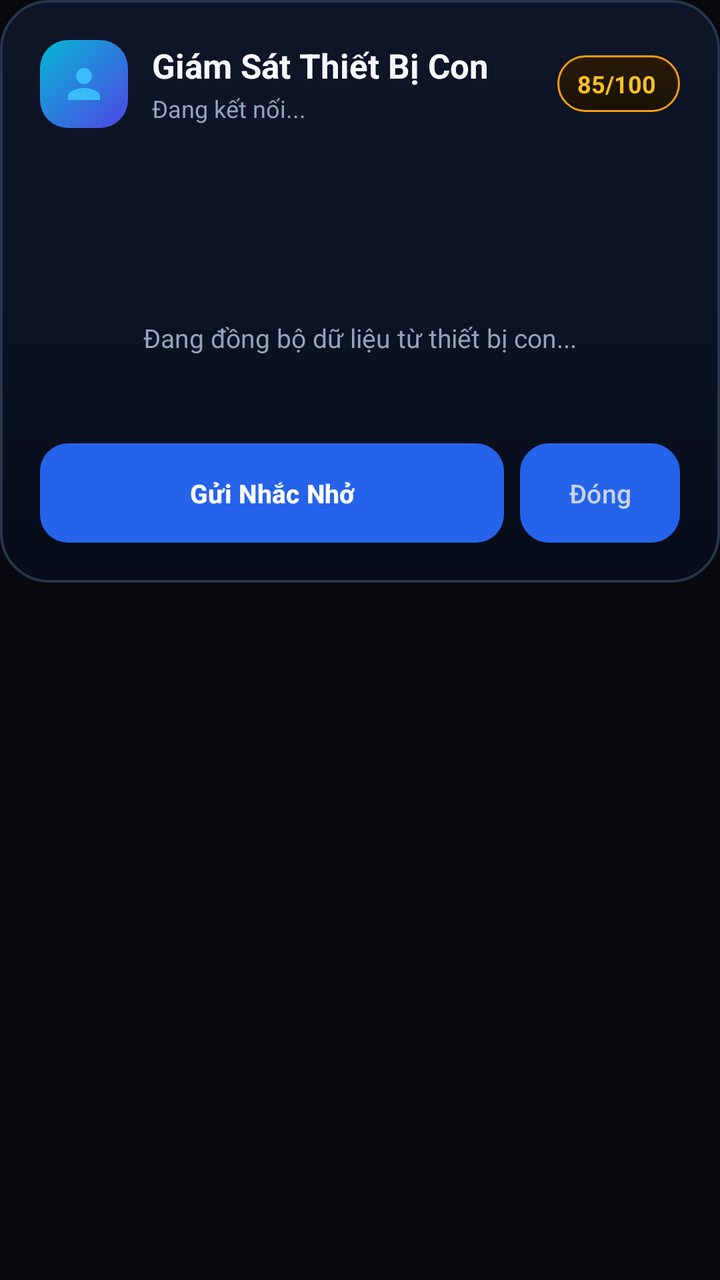
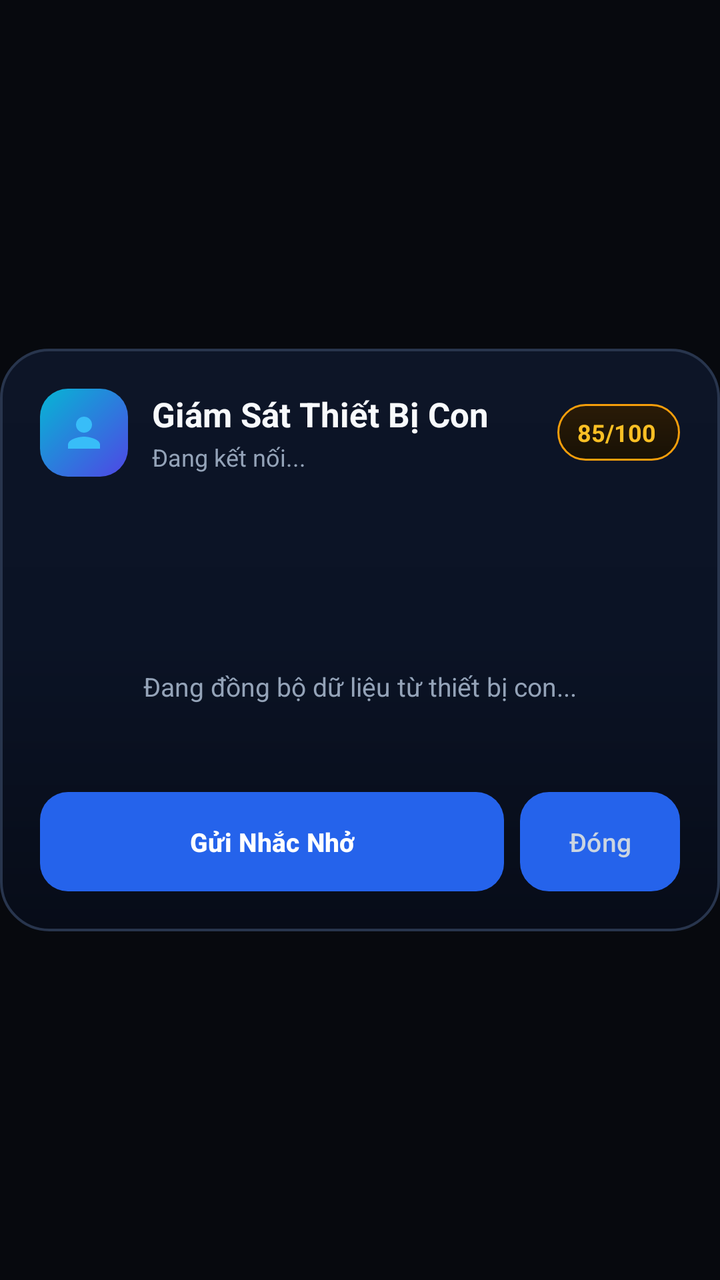

Compare the two renders of this Android layout. The source of the first and the diff that turns it into the second are given below.
<!-- AndroidManifest.xml: application theme Theme.Material3.DayNight.NoActionBar -->
<!-- res/layout/dialog_child_companion.xml -->
<?xml version="1.0" encoding="utf-8"?>
<FrameLayout xmlns:android="http://schemas.android.com/apk/res/android"
    android:id="@+id/layoutDialogAdaptiveWrapper"
    android:layout_width="match_parent"
    android:layout_height="wrap_content"
    android:background="@android:color/transparent">

    
    <LinearLayout
        android:id="@+id/layoutDialogMainCard"
        android:layout_width="match_parent"
        android:layout_height="wrap_content"
        android:layout_gravity="center_horizontal"
        android:orientation="vertical"
        android:background="@drawable/bg_dialog_modern"
        android:padding="20dp">

    
    <LinearLayout
        android:layout_width="match_parent"
        android:layout_height="wrap_content"
        android:orientation="horizontal"
        android:gravity="center_vertical"
        android:layout_marginBottom="16dp">

        
        <FrameLayout
            android:layout_width="44dp"
            android:layout_height="44dp"
            android:background="@drawable/bg_avatar_squircle"
            android:layout_marginEnd="12dp">

            <ImageView
                android:id="@+id/ivDialogChildAvatar"
                android:layout_width="24dp"
                android:layout_height="24dp"
                android:layout_gravity="center"
                android:src="@drawable/ic_person_24"
                android:contentDescription="Avatar" />

            <TextView
                android:id="@+id/tvDialogChildAvatar"
                android:layout_width="wrap_content"
                android:layout_height="wrap_content"
                android:layout_gravity="center"
                android:textSize="20sp"
                android:visibility="gone" />
        </FrameLayout>

        
        <LinearLayout
            android:layout_width="0dp"
            android:layout_height="wrap_content"
            android:layout_weight="1"
            android:orientation="vertical">

            <TextView
                android:id="@+id/tvDialogChildTitle"
                android:layout_width="wrap_content"
                android:layout_height="wrap_content"
                android:text="Giám Sát Thiết Bị Con"
                android:textColor="#F8FAFC"
                android:textSize="17sp"
                android:textStyle="bold"
                android:singleLine="true"
                android:ellipsize="end" />

            <TextView
                android:id="@+id/tvDialogChildSubtitle"
                android:layout_width="wrap_content"
                android:layout_height="wrap_content"
                android:text="Đang kết nối..."
                android:textColor="#94A3B8"
                android:textSize="12sp"
                android:maxLines="2"
                android:ellipsize="end"
                android:layout_marginTop="2dp" />
        </LinearLayout>

        
        <LinearLayout
            android:id="@+id/layoutDialogBalanceContainer"
            android:layout_width="wrap_content"
            android:layout_height="wrap_content"
            android:background="@drawable/bg_score_pill"
            android:orientation="horizontal"
            android:gravity="center_vertical"
            android:layout_marginStart="8dp"
            android:paddingLeft="10dp"
            android:paddingRight="12dp"
            android:paddingTop="6dp"
            android:paddingBottom="6dp">

            <TextView
                android:id="@+id/tvDialogBalanceScore"
                android:layout_width="wrap_content"
                android:layout_height="wrap_content"
                android:text="85/100"
                android:textColor="#FBBF24"
                android:textSize="12sp"
                android:textStyle="bold"
                android:singleLine="true" />
        </LinearLayout>
    </LinearLayout>

    
    <androidx.core.widget.NestedScrollView
        android:id="@+id/layoutDialogScrollView"
        android:layout_width="match_parent"
        android:layout_height="wrap_content"
        android:layout_gravity="center_horizontal"
        android:fillViewport="true"
        android:scrollbars="none"
        android:layout_marginBottom="12dp">

        <LinearLayout
            android:layout_width="match_parent"
            android:layout_height="wrap_content"
            android:orientation="vertical">

            
            <LinearLayout
                android:id="@+id/layoutDialogLoading"
                android:layout_width="match_parent"
                android:layout_height="wrap_content"
                android:orientation="vertical"
                android:gravity="center"
                android:paddingTop="32dp"
                android:paddingBottom="32dp"
                android:visibility="visible">

                <ProgressBar
                    android:layout_width="36dp"
                    android:layout_height="36dp"
                    android:indeterminate="true"
                    android:layout_marginBottom="12dp" />

                <TextView
                    android:layout_width="wrap_content"
                    android:layout_height="wrap_content"
                    android:text="Đang đồng bộ dữ liệu từ thiết bị con..."
                    android:textColor="#94A3B8"
                    android:textSize="13sp" />
            </LinearLayout>

            
            <LinearLayout
                android:id="@+id/layoutDialogError"
                android:layout_width="match_parent"
                android:layout_height="wrap_content"
                android:orientation="vertical"
                android:gravity="center"
                android:paddingTop="24dp"
                android:paddingBottom="24dp"
                android:visibility="gone">

                <ImageView
                    android:layout_width="40dp"
                    android:layout_height="40dp"
                    android:src="@drawable/ic_error_outline_24"
                    android:layout_marginBottom="8dp"
                    android:contentDescription="Lỗi" />

                <TextView
                    android:id="@+id/tvDialogErrorMessage"
                    android:layout_width="wrap_content"
                    android:layout_height="wrap_content"
                    android:text="Không thể tải thông tin từ thiết bị con"
                    android:textColor="#F87171"
                    android:textSize="13sp"
                    android:textStyle="bold"
                    android:gravity="center"
                    android:layout_marginBottom="12dp" />

                <Button
                    android:id="@+id/btnRetryCompanion"
                    android:layout_width="wrap_content"
                    android:layout_height="wrap_content"
                    android:minHeight="48dp"
                    android:background="@drawable/bg_btn_primary_modern"
                    android:text="Thử Lại"
                    android:textColor="#FFFFFF"
                    android:textSize="12sp"
                    android:textStyle="bold"
                    android:paddingLeft="20dp"
                    android:paddingRight="20dp"
                    android:paddingTop="10dp"
                    android:paddingBottom="10dp" />
            </LinearLayout>

            
            <LinearLayout
                android:id="@+id/layoutDialogEmptyState"
                android:layout_width="match_parent"
                android:layout_height="wrap_content"
                android:orientation="vertical"
                android:gravity="center"
                android:background="@drawable/bg_device_card"
                android:paddingTop="32dp"
                android:paddingBottom="32dp"
                android:paddingLeft="16dp"
                android:paddingRight="16dp"
                android:visibility="gone">

                <ImageView
                    android:id="@+id/ivDialogEmptyIcon"
                    android:layout_width="40dp"
                    android:layout_height="40dp"
                    android:src="@drawable/ic_inbox_24"
                    android:layout_marginBottom="12dp"
                    android:contentDescription="Trống" />

                <TextView
                    android:id="@+id/tvDialogEmptyTitle"
                    android:layout_width="wrap_content"
                    android:layout_height="wrap_content"
                    android:text="Chưa có thiết bị con"
                    android:textColor="#F8FAFC"
                    android:textSize="14sp"
                    android:textStyle="bold"
                    android:gravity="center"
                    android:layout_marginBottom="6dp" />

                <TextView
                    android:id="@+id/tvDialogEmptyDesc"
                    android:layout_width="wrap_content"
                    android:layout_height="wrap_content"
                    android:text="Không tìm thấy thiết bị con trong gia đình. Vui lòng kết nối thiết bị của con."
                    android:textColor="#94A3B8"
                    android:textSize="12sp"
                    android:gravity="center" />
            </LinearLayout>

            
            <LinearLayout
                android:id="@+id/layoutDialogContent"
                android:layout_width="match_parent"
                android:layout_height="wrap_content"
                android:orientation="vertical"
                android:visibility="gone">

        
        <LinearLayout
            android:id="@+id/layoutDialogActiveAppBanner"
            android:layout_width="match_parent"
            android:layout_height="wrap_content"
            android:background="@drawable/bg_device_card"
            android:orientation="horizontal"
            android:gravity="center_vertical"
            android:padding="12dp"
            android:layout_marginBottom="14dp">

            <FrameLayout
                android:layout_width="38dp"
                android:layout_height="38dp"
                android:background="@drawable/bg_glass_card"
                android:layout_marginEnd="10dp">

                <ImageView
                    android:id="@+id/ivActiveAppIcon"
                    android:layout_width="20dp"
                    android:layout_height="20dp"
                    android:layout_gravity="center"
                    android:src="@drawable/ic_apps_24"
                    android:contentDescription="App Icon" />

                <TextView
                    android:id="@+id/tvActiveAppIcon"
                    android:layout_width="wrap_content"
                    android:layout_height="wrap_content"
                    android:layout_gravity="center"
                    android:textSize="16sp"
                    android:visibility="gone" />
            </FrameLayout>

            <LinearLayout
                android:layout_width="0dp"
                android:layout_height="wrap_content"
                android:layout_weight="1"
                android:orientation="vertical">

                <TextView
                    android:id="@+id/tvActiveAppTitle"
                    android:layout_width="wrap_content"
                    android:layout_height="wrap_content"
                    android:text="TRẠNG THÁI THIẾT BỊ CON:"
                    android:textColor="#94A3B8"
                    android:textSize="10sp"
                    android:textStyle="bold"
                    android:letterSpacing="0.04" />

                <TextView
                    android:id="@+id/tvActiveAppName"
                    android:layout_width="wrap_content"
                    android:layout_height="wrap_content"
                    android:text="Đang kiểm tra ứng dụng..."
                    android:textColor="#CBD5E1"
                    android:textSize="13sp"
                    android:textStyle="bold"
                    android:layout_marginTop="2dp"
                    android:singleLine="true"
                    android:ellipsize="end" />
            </LinearLayout>

            <TextView
                android:id="@+id/tvActiveAppLiveBadge"
                android:layout_width="wrap_content"
                android:layout_height="wrap_content"
                android:background="#334155"
                android:textColor="#94A3B8"
                android:textSize="10sp"
                android:textStyle="bold"
                android:paddingLeft="8dp"
                android:paddingRight="8dp"
                android:paddingTop="3dp"
                android:paddingBottom="3dp"
                android:text="CHỜ ĐỒNG BỘ" />
        </LinearLayout>

        
        <LinearLayout
            android:id="@+id/layoutDialogActiveWebBanner"
            android:layout_width="match_parent"
            android:layout_height="wrap_content"
            android:background="@drawable/bg_device_card"
            android:orientation="horizontal"
            android:gravity="center_vertical"
            android:padding="12dp"
            android:layout_marginBottom="14dp"
            android:visibility="gone">

            <FrameLayout
                android:layout_width="38dp"
                android:layout_height="38dp"
                android:background="@drawable/bg_glass_card"
                android:layout_marginEnd="10dp">

                <ImageView
                    android:id="@+id/ivActiveWebIcon"
                    android:layout_width="20dp"
                    android:layout_height="20dp"
                    android:layout_gravity="center"
                    android:src="@drawable/ic_language_24"
                    android:contentDescription="Web Icon" />

                <TextView
                    android:id="@+id/tvActiveWebIcon"
                    android:layout_width="wrap_content"
                    android:layout_height="wrap_content"
                    android:layout_gravity="center"
                    android:textSize="16sp"
                    android:visibility="gone" />
            </FrameLayout>

            <LinearLayout
                android:layout_width="0dp"
                android:layout_height="wrap_content"
                android:layout_weight="1"
                android:orientation="vertical">

                <TextView
                    android:id="@+id/tvActiveWebHeader"
                    android:layout_width="wrap_content"
                    android:layout_height="wrap_content"
                    android:text="TRANG WEB ĐANG TRUY CẬP (THỜI GIAN THỰC):"
                    android:textColor="#38BDF8"
                    android:textSize="10sp"
                    android:textStyle="bold"
                    android:letterSpacing="0.04" />

                <TextView
                    android:id="@+id/tvActiveWebDomain"
                    android:layout_width="wrap_content"
                    android:layout_height="wrap_content"
                    android:text="Đang kết nối web..."
                    android:textColor="#F8FAFC"
                    android:textSize="13sp"
                    android:textStyle="bold"
                    android:layout_marginTop="2dp"
                    android:singleLine="true"
                    android:ellipsize="end" />

                <TextView
                    android:id="@+id/tvActiveWebUrl"
                    android:layout_width="wrap_content"
                    android:layout_height="wrap_content"
                    android:text="Trình duyệt Web"
                    android:textColor="#94A3B8"
                    android:textSize="11sp"
                    android:layout_marginTop="1dp"
                    android:singleLine="true"
                    android:ellipsize="end" />
            </LinearLayout>

            <TextView
                android:id="@+id/tvActiveWebStatusBadge"
                android:layout_width="wrap_content"
                android:layout_height="wrap_content"
                android:background="#15803D"
                android:textColor="#86EFAC"
                android:textSize="10sp"
                android:textStyle="bold"
                android:paddingLeft="8dp"
                android:paddingRight="8dp"
                android:paddingTop="3dp"
                android:paddingBottom="3dp"
                android:text="ĐANG DUYỆT" />
        </LinearLayout>

        
        <LinearLayout
            android:layout_width="match_parent"
            android:layout_height="wrap_content"
            android:minHeight="48dp"
            android:background="@drawable/bg_tab_container"
            android:orientation="horizontal"
            android:padding="3dp"
            android:layout_marginBottom="12dp">

            <TextView
                android:id="@+id/tabDialogSocial"
                android:layout_width="0dp"
                android:layout_height="wrap_content"
                android:minHeight="40dp"
                android:layout_weight="1"
                android:background="@drawable/bg_tab_active"
                android:gravity="center"
                android:paddingTop="8dp"
                android:paddingBottom="8dp"
                android:paddingLeft="4dp"
                android:paddingRight="4dp"
                android:maxLines="1"
                android:ellipsize="end"
                android:text="Mạng XH"
                android:textColor="#FFFFFF"
                android:textSize="11sp"
                android:textStyle="bold"
                android:clickable="true"
                android:focusable="true" />

            <TextView
                android:id="@+id/tabDialogStudy"
                android:layout_width="0dp"
                android:layout_height="wrap_content"
                android:minHeight="40dp"
                android:layout_weight="1"
                android:background="@drawable/bg_tab_inactive"
                android:gravity="center"
                android:paddingTop="8dp"
                android:paddingBottom="8dp"
                android:paddingLeft="4dp"
                android:paddingRight="4dp"
                android:maxLines="1"
                android:ellipsize="end"
                android:text="Học Tập"
                android:textColor="#94A3B8"
                android:textSize="11sp"
                android:clickable="true"
                android:focusable="true" />

            <TextView
                android:id="@+id/tabDialogGame"
                android:layout_width="0dp"
                android:layout_height="wrap_content"
                android:minHeight="40dp"
                android:layout_weight="1"
                android:background="@drawable/bg_tab_inactive"
                android:gravity="center"
                android:paddingTop="8dp"
                android:paddingBottom="8dp"
                android:paddingLeft="4dp"
                android:paddingRight="4dp"
                android:maxLines="1"
                android:ellipsize="end"
                android:text="Trò Chơi"
                android:textColor="#94A3B8"
                android:textSize="11sp"
                android:clickable="true"
                android:focusable="true" />

            <TextView
                android:id="@+id/tabDialogAll"
                android:layout_width="0dp"
                android:layout_height="wrap_content"
                android:minHeight="40dp"
                android:layout_weight="1"
                android:background="@drawable/bg_tab_inactive"
                android:gravity="center"
                android:paddingTop="8dp"
                android:paddingBottom="8dp"
                android:paddingLeft="4dp"
                android:paddingRight="4dp"
                android:maxLines="1"
                android:ellipsize="end"
                android:text="Tất Cả"
                android:textColor="#94A3B8"
                android:textSize="11sp"
                android:clickable="true"
                android:focusable="true" />
        </LinearLayout>

        
        <LinearLayout
            android:layout_width="match_parent"
            android:layout_height="wrap_content"
            android:orientation="vertical"
            android:layout_marginBottom="16dp">

            <LinearLayout
                android:layout_width="match_parent"
                android:layout_height="wrap_content"
                android:orientation="vertical">

                <LinearLayout
                    android:id="@+id/layoutDialogAppListContainer"
                    android:layout_width="match_parent"
                    android:layout_height="wrap_content"
                    android:orientation="vertical" />

                
                <LinearLayout
                    android:id="@+id/layoutTabEmptyState"
                    android:layout_width="match_parent"
                    android:layout_height="wrap_content"
                    android:orientation="vertical"
                    android:gravity="center"
                    android:background="@drawable/bg_device_card"
                    android:paddingTop="24dp"
                    android:paddingBottom="24dp"
                    android:paddingLeft="16dp"
                    android:paddingRight="16dp"
                    android:visibility="gone">

                    <ImageView
                        android:id="@+id/ivTabEmptyIcon"
                        android:layout_width="36dp"
                        android:layout_height="36dp"
                        android:src="@drawable/ic_inbox_24"
                        android:layout_marginBottom="8dp"
                        android:contentDescription="Trống" />

                    <TextView
                        android:id="@+id/tvTabEmptyTitle"
                        android:layout_width="wrap_content"
                        android:layout_height="wrap_content"
                        android:text="Chưa có hoạt động trong nhóm này"
                        android:textColor="#F8FAFC"
                        android:textSize="13sp"
                        android:textStyle="bold"
                        android:gravity="center"
                        android:layout_marginBottom="4dp" />

                    <TextView
                        android:id="@+id/tvTabEmptyDesc"
                        android:layout_width="wrap_content"
                        android:layout_height="wrap_content"
                        android:text="Thiết bị con chưa mở ứng dụng thuộc danh mục này hôm nay."
                        android:textColor="#94A3B8"
                        android:textSize="11sp"
                        android:gravity="center"
                        android:layout_marginBottom="12dp" />

                    <TextView
                        android:id="@+id/btnDialogViewAllApps"
                        android:layout_width="wrap_content"
                        android:layout_height="wrap_content"
                        android:background="@drawable/bg_tab_container"
                        android:paddingLeft="14dp"
                        android:paddingRight="14dp"
                        android:paddingTop="6dp"
                        android:paddingBottom="6dp"
                        android:text="Xem tất cả"
                        android:textColor="#38BDF8"
                        android:textSize="11sp"
                        android:textStyle="bold"
                        android:singleLine="true"
                        android:ellipsize="end"
                        android:clickable="true"
                        android:focusable="true" />
                </LinearLayout>
            </LinearLayout>
        </LinearLayout>
    </LinearLayout>
    </LinearLayout>
    </androidx.core.widget.NestedScrollView>

    
    <LinearLayout
        android:layout_width="match_parent"
        android:layout_height="wrap_content"
        android:orientation="horizontal"
        android:gravity="center_vertical">

        <Button
            android:id="@+id/btnDialogSendMessage"
            android:layout_width="0dp"
            android:layout_height="wrap_content"
            android:minHeight="48dp"
            android:layout_weight="1"
            android:background="@drawable/bg_btn_primary_modern"
            android:text="Gửi Nhắc Nhở"
            android:textColor="#FFFFFF"
            android:textSize="13sp"
            android:textStyle="bold"
            android:singleLine="true"
            android:ellipsize="end"
            android:paddingTop="12dp"
            android:paddingBottom="12dp"
            android:paddingLeft="10dp"
            android:paddingRight="10dp"
            android:layout_marginEnd="8dp" />

        <Button
            android:id="@+id/btnDialogClose"
            android:layout_width="wrap_content"
            android:minWidth="80dp"
            android:layout_height="wrap_content"
            android:minHeight="48dp"
            android:background="@drawable/bg_btn_secondary_modern"
            android:text="Đóng"
            android:textColor="#CBD5E1"
            android:singleLine="true"
            android:paddingTop="12dp"
            android:paddingBottom="12dp"
            android:paddingLeft="14dp"
            android:paddingRight="14dp"
            android:textSize="13sp" />
    </LinearLayout>
    </LinearLayout>
</FrameLayout>
<!-- resources referenced by this layout -->
<resources>
  <!-- drawable bg_avatar_squircle (drawable) -->
  <?xml version="1.0" encoding="utf-8"?>
  <shape xmlns:android="http://schemas.android.com/apk/res/android"
      android:shape="rectangle">
      <gradient
          android:startColor="#4F46E5"
          android:endColor="#06B6D4"
          android:angle="135" />
      <corners android:radius="14dp" />
  </shape>
  <!-- drawable bg_btn_secondary_modern (drawable) -->
  <?xml version="1.0" encoding="utf-8"?>
  <ripple xmlns:android="http://schemas.android.com/apk/res/android"
      android:color="#20FFFFFF">
      <item>
          <shape android:shape="rectangle">
              <solid android:color="#1A2436" />
              <stroke android:width="1dp" android:color="#334155" />
              <corners android:radius="14dp" />
          </shape>
      </item>
  </ripple>
  <!-- drawable bg_device_card (drawable) -->
  <?xml version="1.0" encoding="utf-8"?>
  <shape xmlns:android="http://schemas.android.com/apk/res/android"
      android:shape="rectangle">
      <solid android:color="#1A2436" />
      <stroke android:width="1dp" android:color="#2A3B54" />
      <corners android:radius="14dp" />
  </shape>
  <!-- drawable bg_glass_card (drawable) -->
  <?xml version="1.0" encoding="utf-8"?>
  <shape xmlns:android="http://schemas.android.com/apk/res/android"
      android:shape="rectangle">
      <solid android:color="#0D1527" />
      <stroke android:width="1.5dp" android:color="#1E293B" />
      <corners android:radius="20dp" />
  </shape>
  <!-- drawable bg_score_pill (drawable) -->
  <?xml version="1.0" encoding="utf-8"?>
  <shape xmlns:android="http://schemas.android.com/apk/res/android"
      android:shape="rectangle">
      <gradient
          android:startColor="#2A1B07"
          android:endColor="#181105"
          android:angle="270" />
      <stroke android:width="1dp" android:color="#F59E0B" />
      <corners android:radius="20dp" />
  </shape>
  <!-- drawable bg_tab_active (drawable) -->
  <?xml version="1.0" encoding="utf-8"?>
  <shape xmlns:android="http://schemas.android.com/apk/res/android"
      android:shape="rectangle">
      <solid android:color="#0B132B" />
      <stroke android:width="2dp" android:color="#00F2FE" />
      <corners android:radius="24dp" />
  </shape>
  <!-- drawable bg_tab_container (drawable) -->
  <?xml version="1.0" encoding="utf-8"?>
  <shape xmlns:android="http://schemas.android.com/apk/res/android"
      android:shape="rectangle">
      <solid android:color="#131C2E" />
      <stroke android:width="1dp" android:color="#22334F" />
      <corners android:radius="24dp" />
  </shape>
  <!-- drawable bg_tab_inactive (drawable) -->
  <?xml version="1.0" encoding="utf-8"?>
  <shape xmlns:android="http://schemas.android.com/apk/res/android"
      android:shape="rectangle">
      <solid android:color="@android:color/transparent" />
      <corners android:radius="20dp" />
  </shape>
  <!-- drawable ic_person_24 (drawable) -->
  <vector xmlns:android="http://schemas.android.com/apk/res/android"
      android:width="24dp"
      android:height="24dp"
      android:viewportWidth="24"
      android:viewportHeight="24">
      <path
          android:fillColor="#38BDF8"
          android:pathData="M12,12c2.21,0 4,-1.79 4,-4s-1.79,-4 -4,-4 -4,1.79 -4,4 1.79,4 4,4zM12,14c-2.67,0 -8,1.34 -8,4v2h16v-2c0,-2.66 -5.33,-4 -8,-4z" />
  </vector>
  <style name="Theme.Material3.DayNight.NoActionBar" parent="Theme.Material3.Dark.NoActionBar">
          <item name="colorPrimary">@color/primary</item>
          <item name="colorOnPrimary">@color/on_primary</item>
          <item name="android:windowBackground">@color/background</item>
          <item name="android:statusBarColor">@color/background</item>
      </style>
  <color name="primary">#2563EB</color>
  <color name="on_primary">#FFFFFF</color>
  <color name="background">#07090E</color>
  <!-- unchanged entries left out for length: 6 -->
</resources>

<!-- the commit's change to res/layout/dialog_child_companion.xml (unified diff, before → after) -->
@@ -1,5 +1,6 @@
 <?xml version="1.0" encoding="utf-8"?>
-<FrameLayout xmlns:android="http://schemas.android.com/apk/res/android"
+<androidx.constraintlayout.widget.ConstraintLayout xmlns:android="http://schemas.android.com/apk/res/android"
+    xmlns:app="http://schemas.android.com/apk/res-auto"
     android:id="@+id/layoutDialogAdaptiveWrapper"
     android:layout_width="match_parent"
     android:layout_height="wrap_content"
@@ -8,9 +9,13 @@
     
     <LinearLayout
         android:id="@+id/layoutDialogMainCard"
-        android:layout_width="match_parent"
+        android:layout_width="0dp"
         android:layout_height="wrap_content"
-        android:layout_gravity="center_horizontal"
+        app:layout_constraintWidth_max="640dp"
+        app:layout_constraintStart_toStartOf="parent"
+        app:layout_constraintEnd_toEndOf="parent"
+        app:layout_constraintTop_toTopOf="parent"
+        app:layout_constraintBottom_toBottomOf="parent"
         android:orientation="vertical"
         android:background="@drawable/bg_dialog_modern"
         android:padding="20dp">
@@ -627,4 +632,4 @@
             android:textSize="13sp" />
     </LinearLayout>
     </LinearLayout>
-</FrameLayout>
+</androidx.constraintlayout.widget.ConstraintLayout>
